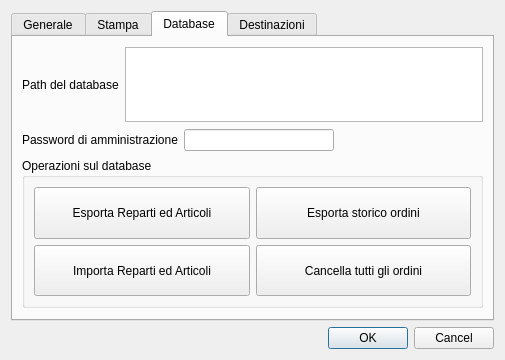
This is src/configurazionedlg.ui in mtonin/gestcassa as Qt 5 draws it before an edit. The edited form follows.
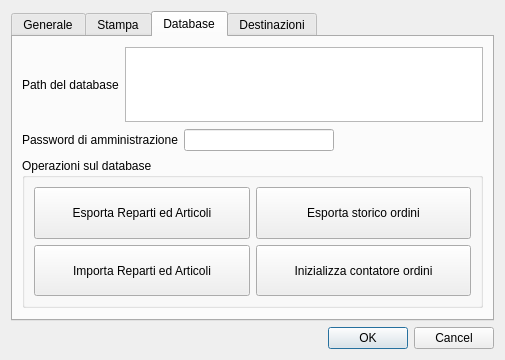
This is the edited form. Icons and pictures are not drawn. Custom widgets are drawn as their Qt base class.

Commit message: - modificato testo del pulsante di reset ordini

Diff of the .ui file:
```diff
--- a/src/configurazionedlg.ui
+++ b/src/configurazionedlg.ui
@@ -423,7 +423,7 @@
              </sizepolicy>
             </property>
             <property name="text">
-             <string>Cancella tutti gli ordini</string>
+             <string>Inizializza contatore ordini</string>
             </property>
             <property name="icon">
              <iconset resource="risorse.qrc">
```
The commit also changes 1 other file.
